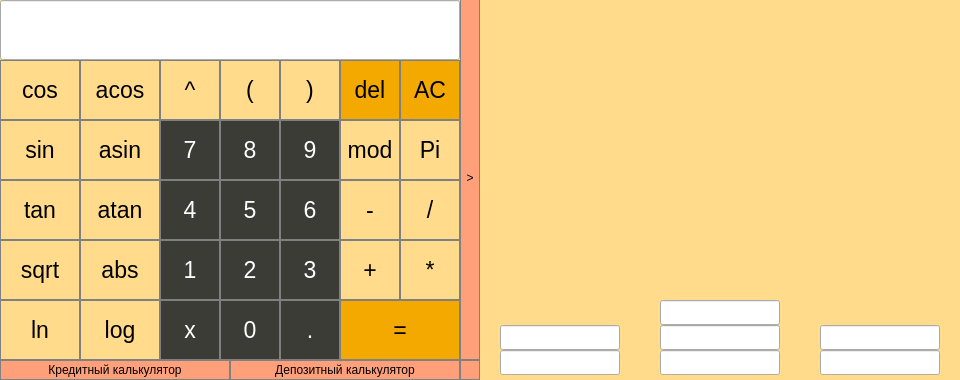
Old version of the form src/view/view.ui in the repository burshlatt/CPP_Qt_SmartCalc.
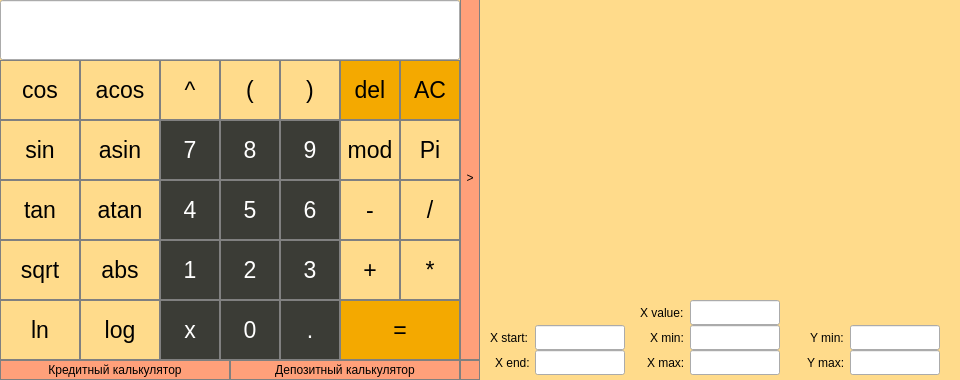
New version of the form. Custom widgets are drawn as their Qt base class.

```diff
--- a/src/view/view.ui
+++ b/src/view/view.ui
@@ -1186,9 +1186,9 @@
    <widget class="QLineEdit" name="xMinCord">
     <property name="geometry">
      <rect>
-      <x>660</x>
+      <x>690</x>
       <y>325</y>
-      <width>120</width>
+      <width>90</width>
       <height>25</height>
      </rect>
     </property>
@@ -1204,9 +1204,9 @@
    <widget class="QLineEdit" name="xMaxCord">
     <property name="geometry">
      <rect>
-      <x>660</x>
+      <x>690</x>
       <y>350</y>
-      <width>120</width>
+      <width>90</width>
       <height>25</height>
      </rect>
     </property>
@@ -1222,9 +1222,9 @@
    <widget class="QLineEdit" name="yMinCord">
     <property name="geometry">
      <rect>
-      <x>820</x>
+      <x>850</x>
       <y>325</y>
-      <width>120</width>
+      <width>90</width>
       <height>25</height>
      </rect>
     </property>
@@ -1240,9 +1240,9 @@
    <widget class="QLineEdit" name="yMaxCord">
     <property name="geometry">
      <rect>
-      <x>820</x>
+      <x>850</x>
       <y>350</y>
-      <width>120</width>
+      <width>90</width>
       <height>25</height>
      </rect>
     </property>
@@ -1258,9 +1258,9 @@
    <widget class="QLineEdit" name="xValue">
     <property name="geometry">
      <rect>
-      <x>660</x>
+      <x>690</x>
       <y>300</y>
-      <width>120</width>
+      <width>90</width>
       <height>25</height>
      </rect>
     </property>
@@ -1361,9 +1361,9 @@
    <widget class="QLineEdit" name="xStart">
     <property name="geometry">
      <rect>
-      <x>500</x>
+      <x>535</x>
       <y>325</y>
-      <width>120</width>
+      <width>90</width>
       <height>25</height>
      </rect>
     </property>
@@ -1379,9 +1379,9 @@
    <widget class="QLineEdit" name="xEnd">
     <property name="geometry">
      <rect>
-      <x>500</x>
+      <x>535</x>
       <y>350</y>
-      <width>120</width>
+      <width>90</width>
       <height>25</height>
      </rect>
     </property>
@@ -1394,6 +1394,132 @@
      <string/>
     </property>
    </widget>
+   <widget class="QLabel" name="label">
+    <property name="geometry">
+     <rect>
+      <x>810</x>
+      <y>325</y>
+      <width>40</width>
+      <height>25</height>
+     </rect>
+    </property>
+    <property name="styleSheet">
+     <string notr="true">QLabel {
+color: black;
+}</string>
+    </property>
+    <property name="text">
+     <string>Y min:</string>
+    </property>
+   </widget>
+   <widget class="QLabel" name="label_2">
+    <property name="geometry">
+     <rect>
+      <x>807</x>
+      <y>350</y>
+      <width>45</width>
+      <height>25</height>
+     </rect>
+    </property>
+    <property name="styleSheet">
+     <string notr="true">QLabel {
+color: black;
+}</string>
+    </property>
+    <property name="text">
+     <string>Y max:</string>
+    </property>
+   </widget>
+   <widget class="QLabel" name="label_3">
+    <property name="geometry">
+     <rect>
+      <x>650</x>
+      <y>325</y>
+      <width>40</width>
+      <height>25</height>
+     </rect>
+    </property>
+    <property name="styleSheet">
+     <string notr="true">QLabel {
+color: black;
+}</string>
+    </property>
+    <property name="text">
+     <string>X min:</string>
+    </property>
+   </widget>
+   <widget class="QLabel" name="label_4">
+    <property name="geometry">
+     <rect>
+      <x>647</x>
+      <y>350</y>
+      <width>45</width>
+      <height>25</height>
+     </rect>
+    </property>
+    <property name="styleSheet">
+     <string notr="true">QLabel {
+color: black;
+}</string>
+    </property>
+    <property name="text">
+     <string>X max:</string>
+    </property>
+   </widget>
+   <widget class="QLabel" name="label_5">
+    <property name="geometry">
+     <rect>
+      <x>490</x>
+      <y>325</y>
+      <width>45</width>
+      <height>25</height>
+     </rect>
+    </property>
+    <property name="styleSheet">
+     <string notr="true">QLabel {
+color: black;
+}</string>
+    </property>
+    <property name="text">
+     <string>X start:</string>
+    </property>
+   </widget>
+   <widget class="QLabel" name="label_6">
+    <property name="geometry">
+     <rect>
+      <x>495</x>
+      <y>350</y>
+      <width>40</width>
+      <height>25</height>
+     </rect>
+    </property>
+    <property name="styleSheet">
+     <string notr="true">QLabel {
+color: black;
+}</string>
+    </property>
+    <property name="text">
+     <string>X end:</string>
+    </property>
+   </widget>
+   <widget class="QLabel" name="label_7">
+    <property name="geometry">
+     <rect>
+      <x>640</x>
+      <y>300</y>
+      <width>50</width>
+      <height>25</height>
+     </rect>
+    </property>
+    <property name="styleSheet">
+     <string notr="true">QLabel {
+color: black;
+}</string>
+    </property>
+    <property name="text">
+     <string>X value:</string>
+    </property>
+   </widget>
   </widget>
  </widget>
  <customwidgets>
```
